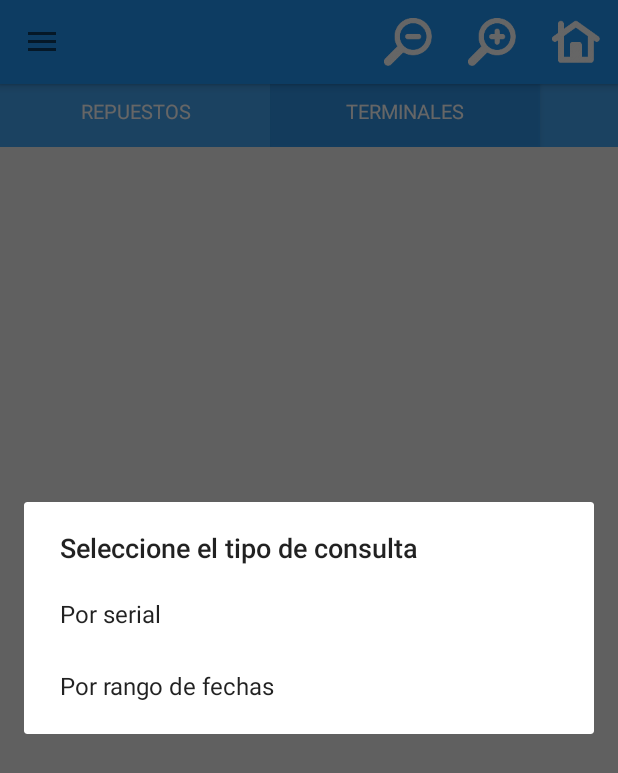
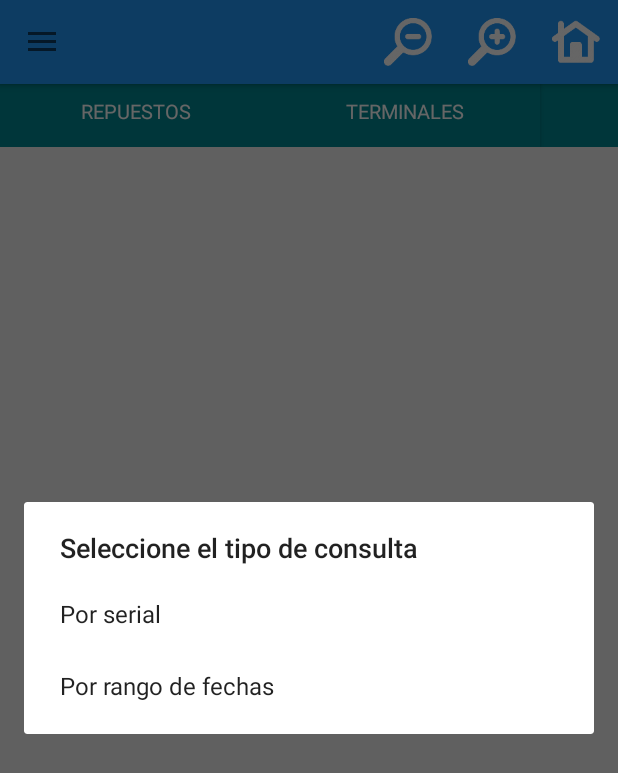
Before and after one commit to SilviaHdezCar/PolarisCoreAndroid-master-master, an Android app: the InicialFragment screen opened directly, with no data from a screen before it, in the side drawer, after a tap on an icon or button, on a phone screen of 412 x 824 dp. Shown: the top 773 px of the screen. Run offline under Robolectric (Android 15) with nearby library versions, the phone set to English and light mode, and no system bars; 2 statements that could not run were skipped.

Commit message:
AJUSTE se sjustaron las vistas
Se ajustaron algunas de las vistas

```diff
--- a/app/src/main/res/layout/content_main.xml
+++ b/app/src/main/res/layout/content_main.xml
@@ -15,7 +15,10 @@
         <android.support.v7.widget.Toolbar
             android:id="@+id/toolbar"
             android:layout_width="match_parent"
-            android:layout_height="wrap_content">
+            android:layout_height="wrap_content"
+            android:background="@color/azul_claro_nav_bar"
+
+            >
 
         </android.support.v7.widget.Toolbar>
 
--- a/app/src/main/res/layout/fragment_inicial.xml
+++ b/app/src/main/res/layout/fragment_inicial.xml
@@ -32,7 +32,7 @@
                 style="@style/letra_tabs"
                 android:layout_width="match_parent"
                 android:layout_height="wrap_content"
-                android:background="#802196F5"
+                android:background="@color/azul_claro_nav_bar"
                 android:onClick="verTerminalesAutorizadas"
                 android:scrollbars="vertical"
                 android:text="Terminales Autorizadas" />
--- a/app/src/main/res/layout/fragment_stock.xml
+++ b/app/src/main/res/layout/fragment_stock.xml
@@ -29,7 +29,6 @@
                 android:layout_width="180dp"
                 android:layout_height="wrap_content"
                 android:background="@color/azul_claro_nav_bar"
-                android:onClick="cargarRepuesto_stock"
                 android:scrollbars="vertical"
                 android:text="REPUESTOS" />
 
@@ -38,19 +37,28 @@
                 style="@style/letra_tabs"
                 android:layout_width="180dp"
                 android:layout_height="wrap_content"
-                android:background="#802196F5"
+                android:background="@color/azul_claro_nav_bar"
                 android:onClick="cargarTerminal_stock"
                 android:scrollbars="vertical"
                 android:text="TERMINALES" />
 
         </LinearLayout>
 
-        <android.support.v7.widget.RecyclerView
+           <android.support.v7.widget.RecyclerView
             android:layout_width="match_parent"
             android:layout_height="wrap_content"
             android:id="@+id/recycler_stock"
             android:layout_marginBottom="3dp"/>
 
+        <ImageView
+            android:layout_width="80dp"
+            android:layout_height="80dp"
+            android:layout_marginTop="10dp"
+            android:layout_gravity="center_horizontal"
+
+            />
+
+
     </LinearLayout>
 
 </RelativeLayout>
--- a/app/src/main/res/layout/panel_agregarep.xml
+++ b/app/src/main/res/layout/panel_agregarep.xml
@@ -56,7 +56,7 @@
             android:background="#00000000"
             android:src="@mipmap/papelera"
 
-            android:tint="#1E88E5" />
+            android:tint="@color/azul_botones" />
 
 
 
--- a/app/src/main/res/layout/panel_validaciones.xml
+++ b/app/src/main/res/layout/panel_validaciones.xml
@@ -27,6 +27,7 @@
                 android:id="@+id/radios_validaciones"
                 android:layout_width="match_parent"
                 android:layout_height="match_parent"
+                android:background="@color/azul_botones"
                 android:orientation="horizontal">
 
                 <RadioButton
--- a/app/src/main/res/values/colors.xml
+++ b/app/src/main/res/values/colors.xml
@@ -8,8 +8,8 @@
     <color name="fondo">#C1E4E6</color>
     <color name="azul_nav_bar">#2196F5</color>
     <color name="azul_nav_bar_transparencia">#2196F5</color>
-    <color name="azul_claro_nav_bar">#45A5F3</color>
-    <color name="azul_botones">#2196F3</color>
+    <color name="azul_claro_nav_bar">#018892</color>
+    <color name="azul_botones">#264346</color>
     <color name="negro">#212121</color>
     <color name="gris_menu">#7D7D7D</color>
     <color name="gris_menu_letra">#BDBDBD</color>
```
Also changed, not shown: app/src/main/java/com/example/wposs_user/polariscoreandroid/Fragmentos/Registro_diagnostico.java (+3 -4 lines).
